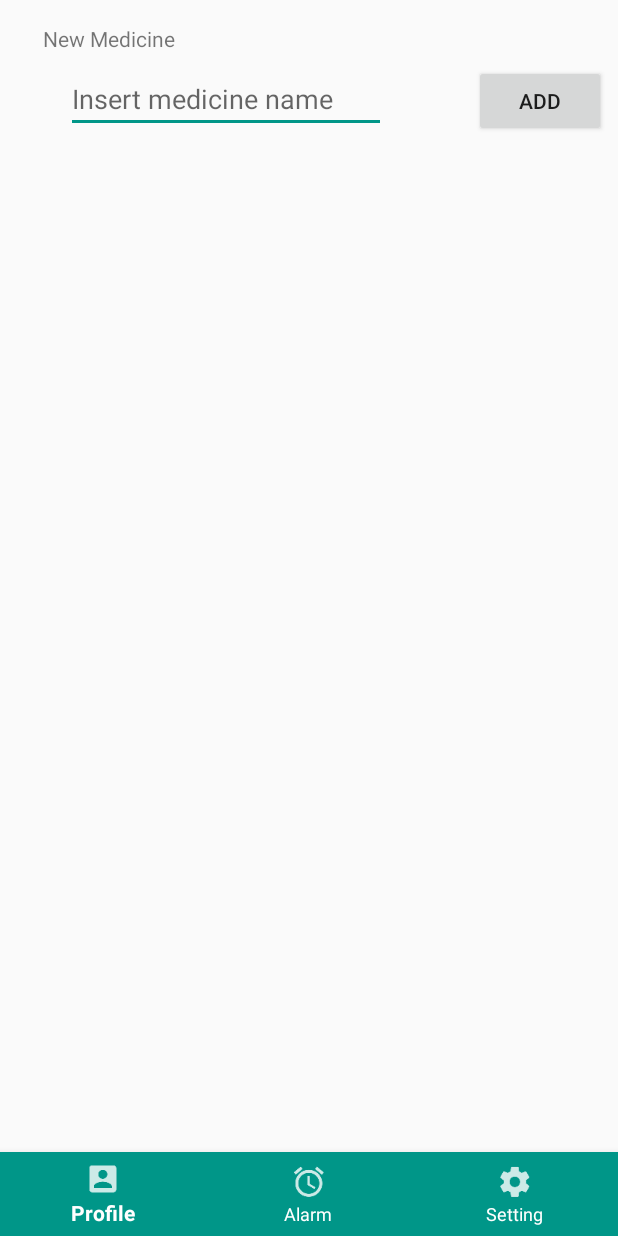
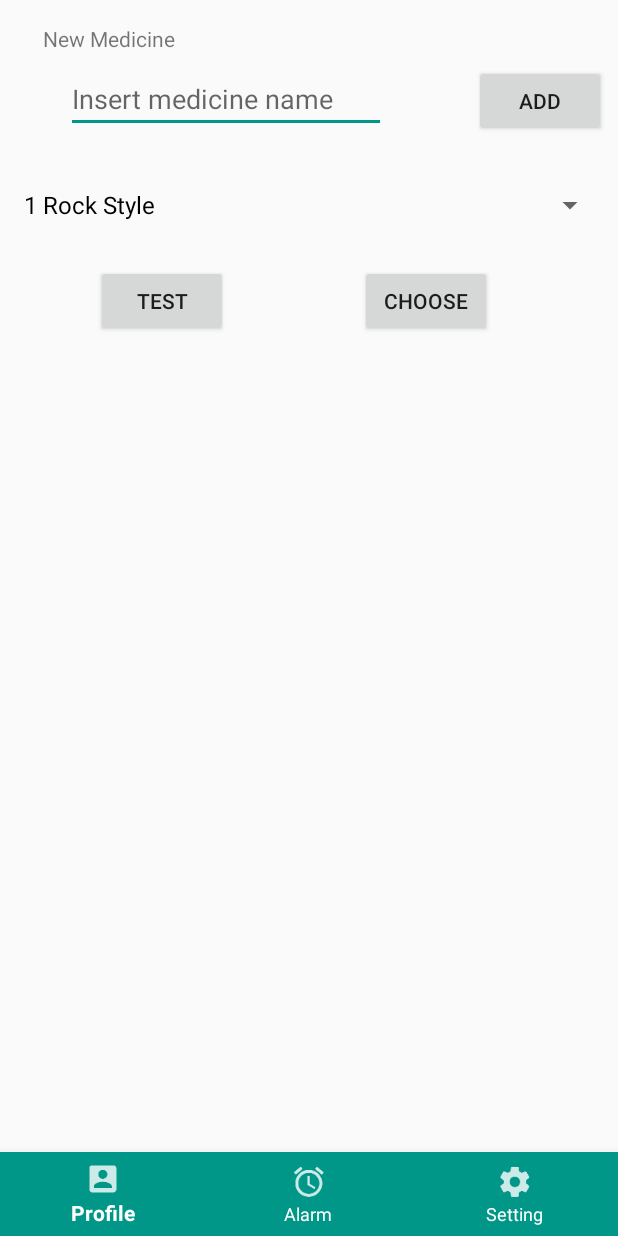
Before and after one commit to hackkarn/Ohyes, an Android app: the SettingActivity screen opened directly, with no data from a screen before it, on a phone screen of 412 x 824 dp. Run offline under Robolectric (Android 15) with nearby library versions, the phone set to English and light mode, and no system bars.

Commit message:
Add Chossing Song From setting page

```diff
--- a/app/src/main/java/com/ohyes/ohyes/SettingActivity.java
+++ b/app/src/main/java/com/ohyes/ohyes/SettingActivity.java
@@ -1,8 +1,11 @@
 package com.ohyes.ohyes;
 
+import android.content.Context;
 import android.content.Intent;
+import android.media.MediaPlayer;
 import android.support.annotation.NonNull;
 import android.support.design.widget.BottomNavigationView;
+import android.support.v7.app.AlertDialog;
 import android.support.v7.app.AppCompatActivity;
 import android.os.Bundle;
 import android.util.Log;
@@ -11,6 +14,7 @@ import android.view.View;
 import android.widget.ArrayAdapter;
 import android.widget.Button;
 import android.widget.EditText;
+import android.widget.Spinner;
 
 import java.util.ArrayList;
 
@@ -22,9 +26,20 @@ public class SettingActivity extends AppCompatActivity {
         setContentView(R.layout.activity_setting);
 
         Button startAlarm = (Button) findViewById(R.id.bAddMed);
+        Button bTestBut = (Button) findViewById(R.id.bTest);
+        Button bChoose = (Button) findViewById(R.id.bChoose);
         final EditText medName = (EditText) findViewById(R.id.etSNameMed);
 
         final GlobalClass globalVariable = (GlobalClass) getApplicationContext();
+
+        final Spinner sChoose = (Spinner) findViewById(R.id.spinnerChoose);
+
+        ArrayList<String> list = new ArrayList<>();
+        list.add("1 Rock Style");
+        list.add("2 Normal Style");
+        list.add("3 Country Style");
+        ArrayAdapter<String> adapter = new ArrayAdapter<String> (SettingActivity.this, android.R.layout.simple_spinner_dropdown_item, list);
+        sChoose.setAdapter(adapter);
 
         startAlarm.setOnClickListener(new View.OnClickListener() {
             @Override
@@ -45,6 +60,41 @@ public class SettingActivity extends AppCompatActivity {
 
                 medName.setText("Success");
 
+            }
+        });
+
+        bTestBut.setOnClickListener(new View.OnClickListener() {
+            @Override
+            public void onClick(View v) {
+                if(sChoose.getSelectedItem().toString().equals("1")){
+                    MediaPlayer mediaSong = MediaPlayer.create(getApplicationContext(), R.raw.animal);
+                    mediaSong.start();
+                } else if(sChoose.getSelectedItem().toString().equals("2")){
+                    MediaPlayer mediaSong = MediaPlayer.create(getApplicationContext(), R.raw.bluesy);
+                    mediaSong.start();
+                } else if(sChoose.getSelectedItem().toString().equals("3")){
+                    MediaPlayer mediaSong = MediaPlayer.create(getApplicationContext(), R.raw.dixie);
+                    mediaSong.start();
+                }
+
+            }
+        });
+
+        bChoose.setOnClickListener(new View.OnClickListener() {
+            @Override
+            public void onClick(View v) {
+                if(sChoose.getSelectedItem().toString().equals("1")){
+                    globalVariable.setSongId(1);
+                } else if(sChoose.getSelectedItem().toString().equals("2")){
+                    globalVariable.setSongId(2);
+                } else if(sChoose.getSelectedItem().toString().equals("3")){
+                    globalVariable.setSongId(3);
+                }
+                AlertDialog.Builder builder = new AlertDialog.Builder(SettingActivity.this);
+                builder.setMessage("Success Choosing Song")
+                        .setNegativeButton("OK", null)
+                        .create()
+                        .show();
             }
         });
 
--- a/app/src/main/res/layout/activity_setting.xml
+++ b/app/src/main/res/layout/activity_setting.xml
@@ -10,7 +10,6 @@
 
     <android.support.design.widget.BottomNavigationView
         android:id="@+id/bottomNavigation"
-        android:layout_width="match_parent"
         android:layout_height="wrap_content"
         android:layout_alignParentBottom="true"
         android:layout_marginBottom="0dp"
@@ -20,7 +19,8 @@
         app:layout_constraintBottom_toBottomOf="parent"
         app:menu="@menu/bottom_navigation_main"
         tools:layout_editor_absoluteX="0dp"
-        tools:ignore="MissingConstraints" />
+        tools:ignore="MissingConstraints"
+        android:layout_width="0dp" />
 
     <EditText
         android:id="@+id/etSNameMed"
@@ -60,4 +60,41 @@
         android:text="ADD"
         app:layout_constraintEnd_toEndOf="parent"
         app:layout_constraintTop_toBottomOf="@+id/textView" />
+
+    <Spinner
+        android:id="@+id/spinnerChoose"
+        android:layout_width="0dp"
+        android:layout_height="wrap_content"
+        android:layout_marginEnd="8dp"
+        android:layout_marginStart="8dp"
+        android:layout_marginTop="24dp"
+        app:layout_constraintEnd_toEndOf="parent"
+        app:layout_constraintStart_toStartOf="parent"
+        app:layout_constraintTop_toBottomOf="@+id/etSNameMed" />
+
+    <Button
+        android:id="@+id/bTest"
+        android:layout_width="wrap_content"
+        android:layout_height="wrap_content"
+        android:layout_marginEnd="8dp"
+        android:layout_marginStart="8dp"
+        android:layout_marginTop="16dp"
+        android:text="Test"
+        app:layout_constraintEnd_toEndOf="parent"
+        app:layout_constraintHorizontal_bias="0.182"
+        app:layout_constraintStart_toStartOf="parent"
+        app:layout_constraintTop_toBottomOf="@+id/spinnerChoose" />
+
+    <Button
+        android:id="@+id/bChoose"
+        android:layout_width="wrap_content"
+        android:layout_height="wrap_content"
+        android:layout_marginEnd="8dp"
+        android:layout_marginStart="8dp"
+        android:layout_marginTop="16dp"
+        android:text="Choose"
+        app:layout_constraintEnd_toEndOf="parent"
+        app:layout_constraintHorizontal_bias="0.753"
+        app:layout_constraintStart_toStartOf="parent"
+        app:layout_constraintTop_toBottomOf="@+id/spinnerChoose" />
 </android.support.constraint.ConstraintLayout>
```
Also changed, not shown: app/src/main/java/com/ohyes/ohyes/GlobalClass.java (+9 -1 lines), app/src/main/java/com/ohyes/ohyes/RingtonePlayingService.java (+8 -1 lines), 2 other files.
